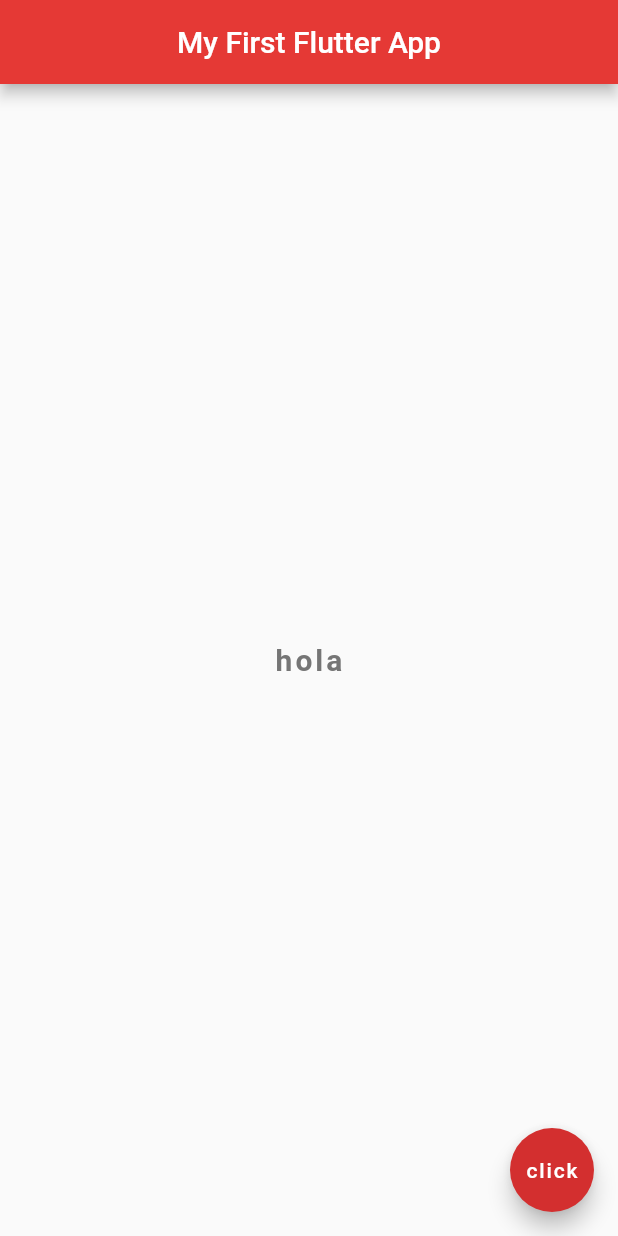
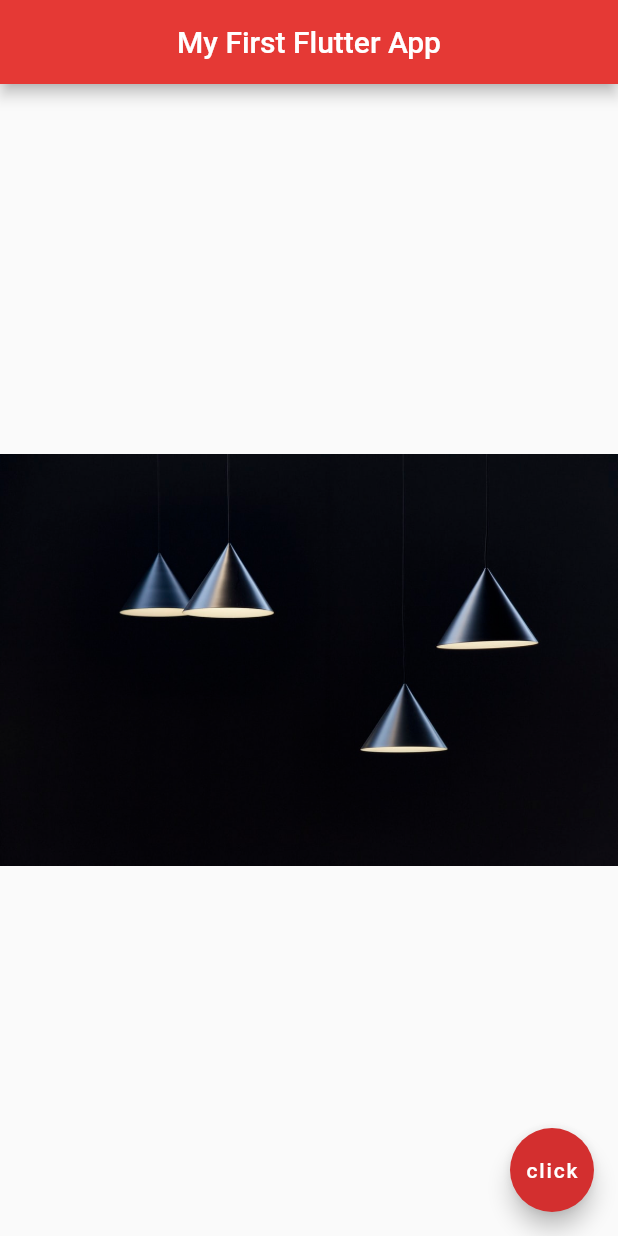
Before and after one commit to aqeebimtiaz/flutter_tutorial, a Flutter app: the screen it shows after launch, on a phone screen of 412 x 824 dp. Run offline on Flutter 3.47's test engine with Material 2 defaults, Android fonts, the phone set to English and light mode, and no system bars.

Commit message:
[ADD] upto vid 7 - Images & Assets

```diff
--- a/lib/main.dart
+++ b/lib/main.dart
@@ -18,16 +18,7 @@ class Home extends StatelessWidget {
             backgroundColor: Colors.red[600]
         ),
         body: Center(
-          child: Text(
-            "hola",
-            style: TextStyle(
-              fontSize: 20.0,
-              fontWeight: FontWeight.bold,
-              letterSpacing: 2.0,
-              color: Colors.grey[600],
-              fontFamily: 'Roboto',
-            ),
-          ),
+          child: Image.asset("assets/images/photo1.jpeg"),
         ),
         floatingActionButton: FloatingActionButton(
           child: Text('click'),
--- a/pubspec.yaml
+++ b/pubspec.yaml
@@ -58,9 +58,8 @@ flutter:
   uses-material-design: true
 
   # To add assets to your application, add an assets section, like this:
-  # assets:
-  #   - images/a_dot_burr.jpeg
-  #   - images/a_dot_ham.jpeg
+  assets:
+   - assets/images/
 
   # An image asset can refer to one or more resolution-specific "variants", see
   # https://flutter.dev/assets-and-images/#resolution-aware.
```
Also changed, not shown: assets/images/photo1.jpeg (added).
